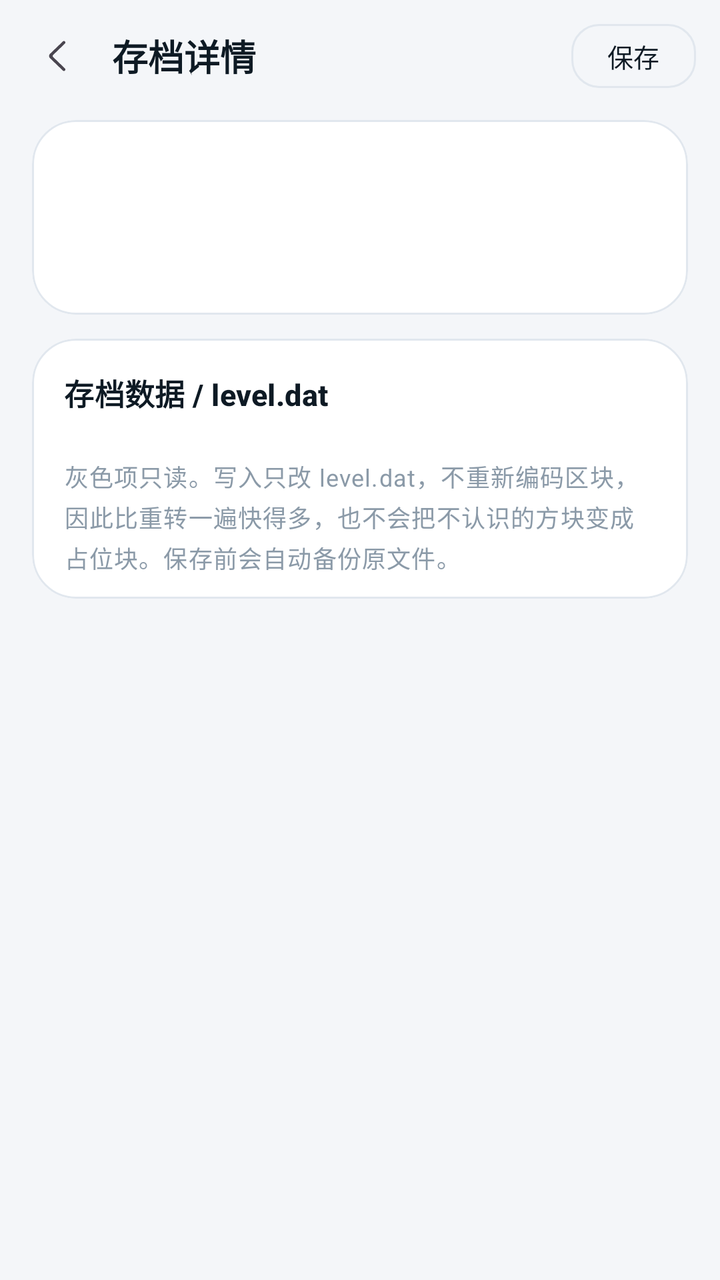
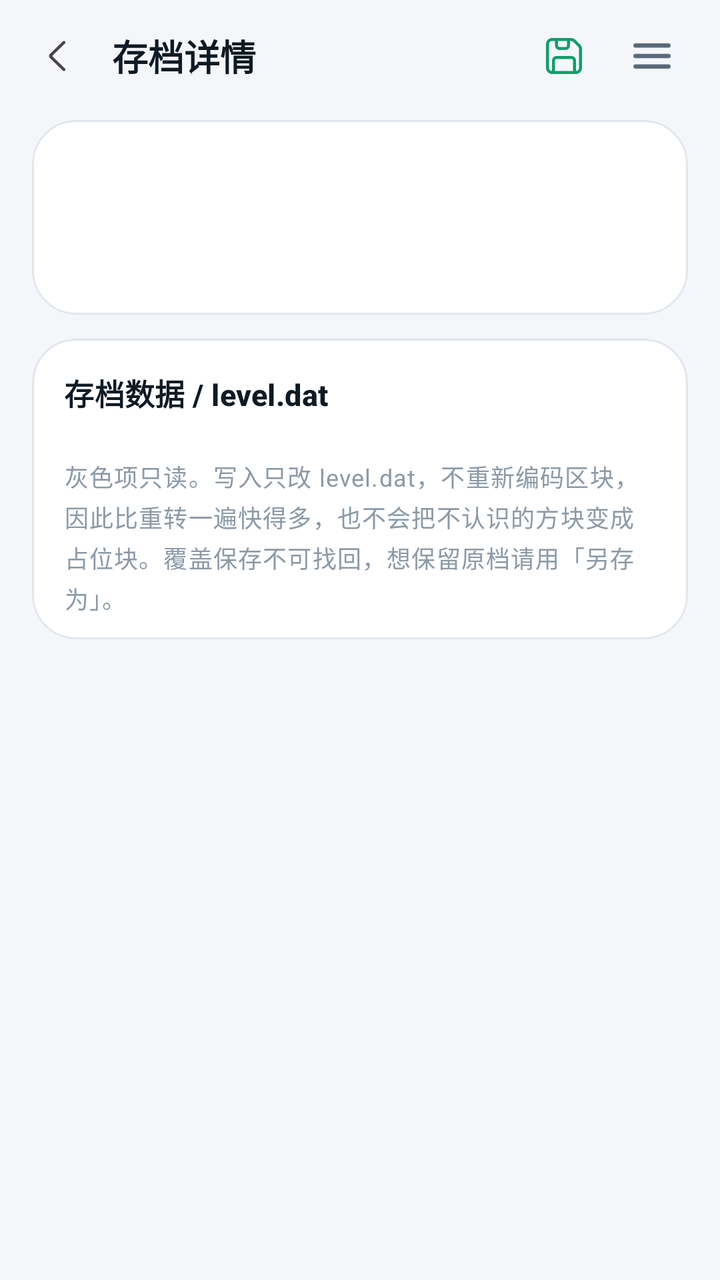

Compare the two renders of this Android layout. The source of the first and the diff that turns it into the second are given below.
<!-- AndroidManifest.xml: application theme Theme.LiteChunk -->
<!-- res/layout/activity_level.xml -->
<?xml version="1.0" encoding="utf-8"?>
<LinearLayout xmlns:android="http://schemas.android.com/apk/res/android"
    android:layout_width="match_parent"
    android:layout_height="match_parent"
    android:background="@color/bg"
    android:orientation="vertical">

    <LinearLayout
        android:layout_width="match_parent"
        android:layout_height="wrap_content"
        android:gravity="center_vertical"
        android:orientation="horizontal"
        android:paddingStart="8dp"
        android:paddingTop="6dp"
        android:paddingEnd="12dp"
        android:paddingBottom="2dp">

        <ImageButton
            android:id="@+id/btnBack"
            android:layout_width="44dp"
            android:layout_height="44dp"
            android:background="?attr/selectableItemBackgroundBorderless"
            android:contentDescription="返回"
            android:src="@drawable/ic_back" />

        <TextView
            android:layout_width="0dp"
            android:layout_height="wrap_content"
            android:layout_marginStart="4dp"
            android:layout_weight="1"
            android:text="存档详情"
            android:textColor="@color/text"
            android:textSize="18sp"
            android:textStyle="bold" />

        <com.google.android.material.button.MaterialButton
            android:id="@+id/btnSave"
            style="@style/Widget.LiteChunk.OutlinedButton"
            android:layout_width="wrap_content"
            android:layout_height="40dp"
            android:enabled="false"
            android:minWidth="0dp"
            android:paddingLeft="18dp"
            android:paddingRight="18dp"
            android:text="保存" />
    </LinearLayout>

    <androidx.core.widget.NestedScrollView
        android:layout_width="match_parent"
        android:layout_height="0dp"
        android:layout_weight="1"
        android:clipToPadding="false"
        android:scrollbars="none">

        <LinearLayout
            android:layout_width="match_parent"
            android:layout_height="wrap_content"
            android:orientation="vertical"
            android:paddingStart="16dp"
            android:paddingTop="8dp"
            android:paddingEnd="16dp"
            android:paddingBottom="28dp">

            
            <com.google.android.material.card.MaterialCardView
                style="@style/Widget.LiteChunk.Card"
                android:layout_width="match_parent"
                android:layout_height="wrap_content">

                <LinearLayout
                    android:layout_width="match_parent"
                    android:layout_height="wrap_content"
                    android:orientation="vertical"
                    android:padding="16dp">

                    <TextView
                        android:id="@+id/tvName"
                        android:layout_width="match_parent"
                        android:layout_height="wrap_content"
                        android:ellipsize="middle"
                        android:singleLine="true"
                        android:textColor="@color/text"
                        android:textSize="17sp"
                        android:textStyle="bold" />

                    <TextView
                        android:id="@+id/tvSummary"
                        android:layout_width="match_parent"
                        android:layout_height="wrap_content"
                        android:layout_marginTop="6dp"
                        android:textAppearance="@style/Text.LiteChunk.Caption" />

                    <TextView
                        android:id="@+id/tvPath"
                        android:layout_width="match_parent"
                        android:layout_height="wrap_content"
                        android:layout_marginTop="4dp"
                        android:ellipsize="middle"
                        android:singleLine="true"
                        android:textAppearance="@style/Text.LiteChunk.Caption"
                        android:textColor="@color/text_faint" />
                </LinearLayout>
            </com.google.android.material.card.MaterialCardView>

            
            <com.google.android.material.card.MaterialCardView
                android:id="@+id/cardNotes"
                style="@style/Widget.LiteChunk.Card"
                android:layout_width="match_parent"
                android:layout_height="wrap_content"
                android:layout_marginTop="12dp"
                android:visibility="gone">

                <LinearLayout
                    android:layout_width="match_parent"
                    android:layout_height="wrap_content"
                    android:orientation="vertical"
                    android:paddingStart="16dp"
                    android:paddingTop="16dp"
                    android:paddingEnd="16dp"
                    android:paddingBottom="10dp">

                    <TextView
                        android:layout_width="wrap_content"
                        android:layout_height="wrap_content"
                        android:text="检查结果 / Findings"
                        android:textAppearance="@style/Text.LiteChunk.Section" />

                    <LinearLayout
                        android:id="@+id/noteContainer"
                        android:layout_width="match_parent"
                        android:layout_height="wrap_content"
                        android:layout_marginTop="10dp"
                        android:orientation="vertical" />
                </LinearLayout>
            </com.google.android.material.card.MaterialCardView>

            
            <com.google.android.material.card.MaterialCardView
                style="@style/Widget.LiteChunk.Card"
                android:layout_width="match_parent"
                android:layout_height="wrap_content"
                android:layout_marginTop="12dp">

                <LinearLayout
                    android:layout_width="match_parent"
                    android:layout_height="wrap_content"
                    android:orientation="vertical"
                    android:paddingStart="16dp"
                    android:paddingTop="16dp"
                    android:paddingEnd="16dp"
                    android:paddingBottom="12dp">

                    <TextView
                        android:layout_width="wrap_content"
                        android:layout_height="wrap_content"
                        android:text="存档数据 / level.dat"
                        android:textAppearance="@style/Text.LiteChunk.Section" />

                    <LinearLayout
                        android:id="@+id/fieldContainer"
                        android:layout_width="match_parent"
                        android:layout_height="wrap_content"
                        android:layout_marginTop="10dp"
                        android:orientation="vertical" />

                    <TextView
                        android:layout_width="match_parent"
                        android:layout_height="wrap_content"
                        android:layout_marginTop="12dp"
                        android:lineSpacingExtra="3dp"
                        android:text="灰色项只读。写入只改 level.dat，不重新编码区块，因此比重转一遍快得多，也不会把不认识的方块变成占位块。保存前会自动备份原文件。"
                        android:textAppearance="@style/Text.LiteChunk.Caption"
                        android:textColor="@color/text_faint" />
                </LinearLayout>
            </com.google.android.material.card.MaterialCardView>

            <ProgressBar
                android:id="@+id/progress"
                android:layout_width="32dp"
                android:layout_height="32dp"
                android:layout_gravity="center_horizontal"
                android:layout_marginTop="24dp"
                android:visibility="gone" />
        </LinearLayout>
    </androidx.core.widget.NestedScrollView>

</LinearLayout>
<!-- resources referenced by this layout -->
<resources>
  <color name="bg">#FFF4F6F9</color>
  <color name="text">#FF0E1A24</color>
  <color name="text_faint">#FF8B9AA8</color>
  <!-- drawable ic_back (drawable) -->
  <?xml version="1.0" encoding="utf-8"?>
  <vector xmlns:android="http://schemas.android.com/apk/res/android"
      android:width="24dp"
      android:height="24dp"
      android:tint="?attr/colorControlNormal"
      android:viewportHeight="16"
      android:viewportWidth="16">
      <path
          android:fillColor="#FFFFFFFF"
          android:pathData="M9.65,3.15c0.2,0.2 0.2,0.51 0,0.7L5.71,7.65c-0.2,0.2 -0.2,0.5 0,0.7l3.94,3.8c0.19,0.19 0.19,0.51 0,0.7 -0.2,0.2 -0.51,0.2 -0.7,0l-4.3,-4.14a1,1 0 0,1 0,-1.42l4.3,-4.14c0.19,-0.2 0.5,-0.2 0.7,0z" />
  </vector>
  <style name="Text.LiteChunk.Caption" parent="TextAppearance.Material3.BodySmall">
          <item name="android:textColor">@color/text_dim</item>
          <item name="android:textSize">12sp</item>
      </style>
  <style name="Text.LiteChunk.Section" parent="TextAppearance.Material3.TitleMedium">
          <item name="android:textColor">@color/text</item>
          <item name="android:textSize">15sp</item>
          <item name="android:textStyle">bold</item>
      </style>
  <style name="Widget.LiteChunk.Card" parent="Widget.Material3.CardView.Outlined">
          <item name="cardCornerRadius">22dp</item>
          <item name="cardElevation">0dp</item>
          <item name="strokeColor">@color/divider</item>
          <item name="strokeWidth">1dp</item>
          <item name="cardBackgroundColor">@color/surface</item>
      </style>
  <style name="Widget.LiteChunk.OutlinedButton" parent="Widget.Material3.Button.OutlinedButton">
          <item name="android:layout_height">44dp</item>
          <item name="cornerRadius">14dp</item>
          <item name="strokeColor">@color/divider</item>
          <item name="android:textColor">@color/text</item>
          <item name="android:textSize">13sp</item>
      </style>
  <color name="text_dim">#FF59697A</color>
  <color name="divider">#FFE1E7EE</color>
  <color name="surface">#FFFFFFFF</color>
  <color name="accent">#FF0F9E68</color>
  <color name="white">#FFFFFFFF</color>
  <color name="accent_container">#FFE1F5EC</color>
  <color name="accent_alt">#FF2568CE</color>
  <color name="accent_alt_container">#FFE6EFFC</color>
  <color name="surface_high">#FFF2F5F9</color>
  <color name="danger">#FFD92D20</color>
  <!-- unchanged entries left out for length: 1 -->
</resources>

<!-- the commit's change to res/layout/activity_level.xml (unified diff, before → after) -->
@@ -1,5 +1,6 @@
 <?xml version="1.0" encoding="utf-8"?>
 <LinearLayout xmlns:android="http://schemas.android.com/apk/res/android"
+    xmlns:app="http://schemas.android.com/apk/res-auto"
     android:layout_width="match_parent"
     android:layout_height="match_parent"
     android:background="@color/bg"
@@ -33,16 +34,24 @@
             android:textSize="18sp"
             android:textStyle="bold" />
 
-        <com.google.android.material.button.MaterialButton
+        <ImageButton
             android:id="@+id/btnSave"
-            style="@style/Widget.LiteChunk.OutlinedButton"
-            android:layout_width="wrap_content"
-            android:layout_height="40dp"
+            android:layout_width="44dp"
+            android:layout_height="44dp"
+            android:background="?attr/selectableItemBackgroundBorderless"
+            android:contentDescription="@string/level_action_save"
             android:enabled="false"
-            android:minWidth="0dp"
-            android:paddingLeft="18dp"
-            android:paddingRight="18dp"
-            android:text="保存" />
+            android:src="@drawable/ic_save"
+            app:tint="@color/save_tint" />
+
+        <ImageButton
+            android:id="@+id/btnMenu"
+            android:layout_width="44dp"
+            android:layout_height="44dp"
+            android:background="?attr/selectableItemBackgroundBorderless"
+            android:contentDescription="@string/level_action_more"
+            android:src="@drawable/ic_menu"
+            app:tint="@color/text_dim" />
     </LinearLayout>
 
     <androidx.core.widget.NestedScrollView
@@ -169,7 +178,7 @@
                         android:layout_height="wrap_content"
                         android:layout_marginTop="12dp"
                         android:lineSpacingExtra="3dp"
-                        android:text="灰色项只读。写入只改 level.dat，不重新编码区块，因此比重转一遍快得多，也不会把不认识的方块变成占位块。保存前会自动备份原文件。"
+                        android:text="灰色项只读。写入只改 level.dat，不重新编码区块，因此比重转一遍快得多，也不会把不认识的方块变成占位块。覆盖保存不可找回，想保留原档请用「另存为」。"
                         android:textAppearance="@style/Text.LiteChunk.Caption"
                         android:textColor="@color/text_faint" />
                 </LinearLayout>
<!-- resource entries referenced after the edit -->
@@ -15,6 +15,34 @@
           android:fillColor="#FFFFFFFF"
           android:pathData="M9.65,3.15c0.2,0.2 0.2,0.51 0,0.7L5.71,7.65c-0.2,0.2 -0.2,0.5 0,0.7l3.94,3.8c0.19,0.19 0.19,0.51 0,0.7 -0.2,0.2 -0.51,0.2 -0.7,0l-4.3,-4.14a1,1 0 0,1 0,-1.42l4.3,-4.14c0.19,-0.2 0.5,-0.2 0.7,0z" />
   </vector>
+  <!-- drawable ic_menu (drawable) -->
+  <?xml version="1.0" encoding="utf-8"?>
+  <vector xmlns:android="http://schemas.android.com/apk/res/android"
+      android:width="24dp"
+      android:height="24dp"
+      android:tint="?attr/colorControlNormal"
+      android:viewportHeight="16"
+      android:viewportWidth="16">
+      <path
+          android:pathData="M2.5,4.5h11M2.5,8h11M2.5,11.5h11"
+          android:strokeColor="#FFFFFFFF"
+          android:strokeLineCap="round"
+          android:strokeWidth="1.4" />
+  </vector>
+  <!-- drawable ic_save (drawable) -->
+  <?xml version="1.0" encoding="utf-8"?>
+  <vector xmlns:android="http://schemas.android.com/apk/res/android"
+      android:width="24dp"
+      android:height="24dp"
+      android:tint="?attr/colorControlNormal"
+      android:viewportHeight="16"
+      android:viewportWidth="16">
+      <path
+          android:fillColor="#FFFFFFFF"
+          android:pathData="M4 3a1 1 0 0 0-1 1v8a1 1 0 0 0 1 1V9.5A1.5 1.5 0 0 1 5.5 8h5A1.5 1.5 0 0 1 12 9.5V13a1 1 0 0 0 1-1V5.621a1 1 0 0 0-.293-.707l-1.621-1.621A1 1 0 0 0 10.379 3H10v1.5A1.5 1.5 0 0 1 8.5 6h-2A1.5 1.5 0 0 1 5 4.5V3zm2 0v1.5a.5.5 0 0 0 .5.5h2a.5.5 0 0 0 .5-.5V3zm5 10V9.5a.5.5 0 0 0-.5-.5h-5a.5.5 0 0 0-.5.5V13zM2 4a2 2 0 0 1 2-2h6.379a2 2 0 0 1 1.414.586l1.621 1.621A2 2 0 0 1 14 5.621V12a2 2 0 0 1-2 2H4a2 2 0 0 1-2-2z" />
+  </vector>
+  <string name="level_action_more">更多操作</string>
+  <string name="level_action_save">保存</string>
   <style name="Text.LiteChunk.Caption" parent="TextAppearance.Material3.BodySmall">
           <item name="android:textColor">@color/text_dim</item>
           <item name="android:textSize">12sp</item>
@@ -31,13 +59,6 @@
           <item name="strokeWidth">1dp</item>
           <item name="cardBackgroundColor">@color/surface</item>
       </style>
-  <style name="Widget.LiteChunk.OutlinedButton" parent="Widget.Material3.Button.OutlinedButton">
-          <item name="android:layout_height">44dp</item>
-          <item name="cornerRadius">14dp</item>
-          <item name="strokeColor">@color/divider</item>
-          <item name="android:textColor">@color/text</item>
-          <item name="android:textSize">13sp</item>
-      </style>
   <color name="text_dim">#FF59697A</color>
   <color name="divider">#FFE1E7EE</color>
   <color name="surface">#FFFFFFFF</color>
